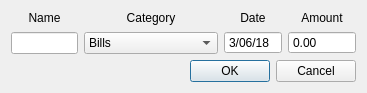
Qt form EZbudget/expensedialog.ui (IvanInandan/EZBudget) before a commit.
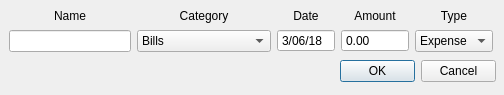
The same form after that commit.

Commit message: Commit contains addition of Edit Transaction impentation

The edit to the form file:
```diff
--- a/EZbudget/expensedialog.ui
+++ b/EZbudget/expensedialog.ui
@@ -6,15 +6,38 @@
    <rect>
     <x>0</x>
     <y>0</y>
-    <width>367</width>
-    <height>73</height>
+    <width>504</width>
+    <height>95</height>
    </rect>
   </property>
   <property name="windowTitle">
    <string>Dialog</string>
   </property>
-  <layout class="QVBoxLayout" name="verticalLayout_5">
-   <item>
+  <widget class="QDialogButtonBox" name="buttonBox">
+   <property name="geometry">
+    <rect>
+     <x>340</x>
+     <y>60</y>
+     <width>156</width>
+     <height>23</height>
+    </rect>
+   </property>
+   <property name="orientation">
+    <enum>Qt::Horizontal</enum>
+   </property>
+   <property name="standardButtons">
+    <set>QDialogButtonBox::Cancel|QDialogButtonBox::Ok</set>
+   </property>
+  </widget>
+  <widget class="QWidget" name="">
+   <property name="geometry">
+    <rect>
+     <x>9</x>
+     <y>9</y>
+     <width>484</width>
+     <height>43</height>
+    </rect>
+   </property>
     <layout class="QHBoxLayout" name="horizontalLayout">
      <item>
       <layout class="QVBoxLayout" name="verticalLayout">
@@ -114,19 +137,33 @@
        </item>
       </layout>
      </item>
-    </layout>
+    <item>
+     <layout class="QVBoxLayout" name="verticalLayout_6">
+      <item>
+       <widget class="QLabel" name="transactionTypeLabel">
+        <property name="text">
+         <string>&lt;html&gt;&lt;head/&gt;&lt;body&gt;&lt;p align=&quot;center&quot;&gt;Type&lt;/p&gt;&lt;/body&gt;&lt;/html&gt;</string>
+        </property>
+       </widget>
    </item>
    <item>
-    <widget class="QDialogButtonBox" name="buttonBox">
-     <property name="orientation">
-      <enum>Qt::Horizontal</enum>
-     </property>
-     <property name="standardButtons">
-      <set>QDialogButtonBox::Cancel|QDialogButtonBox::Ok</set>
-     </property>
+       <widget class="QComboBox" name="transactionType">
+        <item>
+         <property name="text">
+          <string>Expense</string>
+         </property>
+        </item>
+        <item>
+         <property name="text">
+          <string>Income</string>
+         </property>
+        </item>
     </widget>
    </item>
   </layout>
+    </item>
+   </layout>
+  </widget>
  </widget>
  <resources/>
  <connections>
```
Left out of the diff: 12 changed lines with no effect on the pictures. Lines whose indentation alone changed are shown as unchanged. The commit also changes 24 other files.
